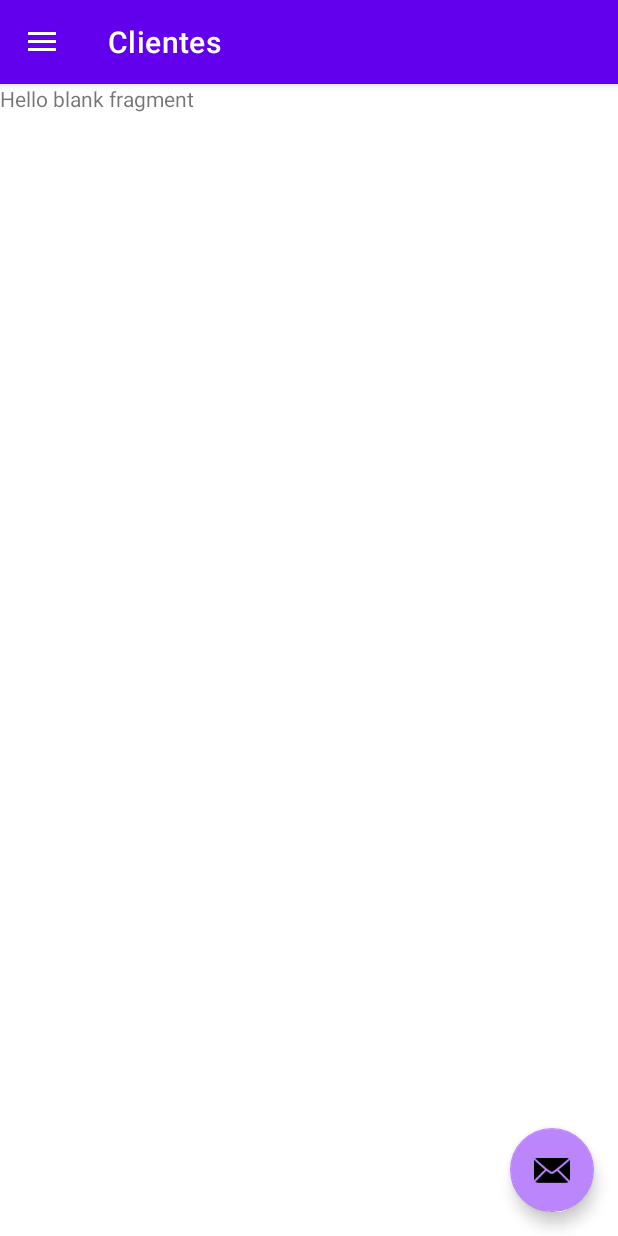
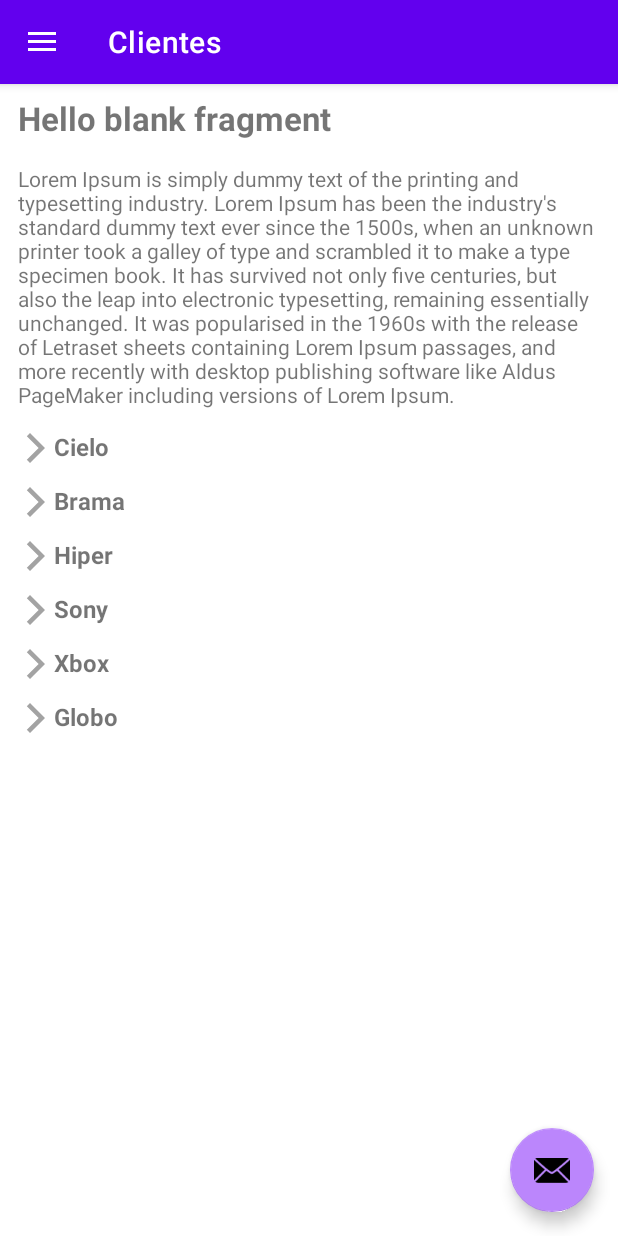
Before and after one commit to TiagoAndreAlmeida/ATM-Consultoria, an Android app: the screen it shows after launch (MainActivity), in the side drawer, after a tap on "Clientes", on a phone screen of 412 x 824 dp. Run offline under Robolectric (Android 15) with nearby library versions, the phone set to English and light mode, and no system bars; our stand-ins replace navigation-ui.

Commit message:
create fragment clientes

```diff
--- /dev/null
+++ b/app/src/main/res/drawable/ic_baseline_arrow_forward_ios_24.xml
@@ -0,0 +1,5 @@
+<vector android:height="24dp" android:tint="#A3A3A3"
+    android:viewportHeight="24" android:viewportWidth="24"
+    android:width="24dp" xmlns:android="http://schemas.android.com/apk/res/android">
+    <path android:fillColor="@android:color/white" android:pathData="M5.88,4.12L13.76,12l-7.88,7.88L8,22l10,-10L8,2z"/>
+</vector>
--- a/app/src/main/res/layout/fragment_clientes.xml
+++ b/app/src/main/res/layout/fragment_clientes.xml
@@ -1,14 +1,96 @@
 <?xml version="1.0" encoding="utf-8"?>
-<FrameLayout xmlns:android="http://schemas.android.com/apk/res/android"
+<LinearLayout xmlns:android="http://schemas.android.com/apk/res/android"
     xmlns:tools="http://schemas.android.com/tools"
     android:layout_width="match_parent"
     android:layout_height="match_parent"
+    android:layout_marginLeft="12dp"
+    android:layout_marginRight="12dp"
+    android:orientation="vertical"
     tools:context=".ui.clientes.ClientesFragment">
 
     <!-- TODO: Update blank fragment layout -->
     <TextView
         android:layout_width="match_parent"
-        android:layout_height="match_parent"
-        android:text="@string/hello_blank_fragment" />
+        android:layout_height="wrap_content"
+        android:layout_marginTop="8dp"
+        android:layout_marginBottom="8dp"
+        android:text="@string/hello_blank_fragment"
+        android:textSize="22sp"
+        android:textStyle="bold"
+        tools:text="Clientes" />
 
-</FrameLayout>
+    <TextView
+        android:id="@+id/textView5"
+        android:layout_width="match_parent"
+        android:layout_height="wrap_content"
+        android:layout_marginTop="8dp"
+        android:layout_marginBottom="8dp"
+        android:text="Lorem Ipsum is simply dummy text of the printing and typesetting industry. Lorem Ipsum has been the industry's standard dummy text ever since the 1500s, when an unknown printer took a galley of type and scrambled it to make a type specimen book. It has survived not only five centuries, but also the leap into electronic typesetting, remaining essentially unchanged. It was popularised in the 1960s with the release of Letraset sheets containing Lorem Ipsum passages, and more recently with desktop publishing software like Aldus PageMaker including versions of Lorem Ipsum.  " />
+
+    <TextView
+        android:id="@+id/textView6"
+        android:layout_width="match_parent"
+        android:layout_height="wrap_content"
+        android:layout_marginTop="6dp"
+        android:layout_marginBottom="6dp"
+        android:drawableLeft="@drawable/ic_baseline_arrow_forward_ios_24"
+        android:text="Cielo"
+        android:textSize="16sp"
+        android:textStyle="bold" />
+
+    <TextView
+        android:id="@+id/textView12"
+        android:layout_width="match_parent"
+        android:layout_height="wrap_content"
+        android:layout_marginTop="6dp"
+        android:layout_marginBottom="6dp"
+        android:drawableLeft="@drawable/ic_baseline_arrow_forward_ios_24"
+        android:text="Brama"
+        android:textSize="16sp"
+        android:textStyle="bold" />
+
+    <TextView
+        android:id="@+id/textView13"
+        android:layout_width="match_parent"
+        android:layout_height="wrap_content"
+        android:layout_marginTop="6dp"
+        android:layout_marginBottom="6dp"
+        android:drawableLeft="@drawable/ic_baseline_arrow_forward_ios_24"
+        android:text="Hiper"
+        android:textSize="16sp"
+        android:textStyle="bold" />
+
+    <TextView
+        android:id="@+id/textView14"
+        android:layout_width="match_parent"
+        android:layout_height="wrap_content"
+        android:layout_marginTop="6dp"
+        android:layout_marginBottom="6dp"
+        android:drawableLeft="@drawable/ic_baseline_arrow_forward_ios_24"
+        android:text="Sony"
+        android:textSize="16sp"
+        android:textStyle="bold" />
+
+    <TextView
+        android:id="@+id/textView15"
+        android:layout_width="match_parent"
+        android:layout_height="wrap_content"
+        android:layout_marginTop="6dp"
+        android:layout_marginBottom="6dp"
+        android:drawableLeft="@drawable/ic_baseline_arrow_forward_ios_24"
+        android:text="Xbox"
+        android:textSize="16sp"
+        android:textStyle="bold" />
+
+    <TextView
+        android:id="@+id/textView16"
+        android:layout_width="match_parent"
+        android:layout_height="wrap_content"
+        android:layout_marginTop="6dp"
+        android:layout_marginBottom="6dp"
+        android:drawableLeft="@drawable/ic_baseline_arrow_forward_ios_24"
+        android:text="Globo"
+        android:textSize="16sp"
+        android:textStyle="bold" />
+
+</LinearLayout>
```
